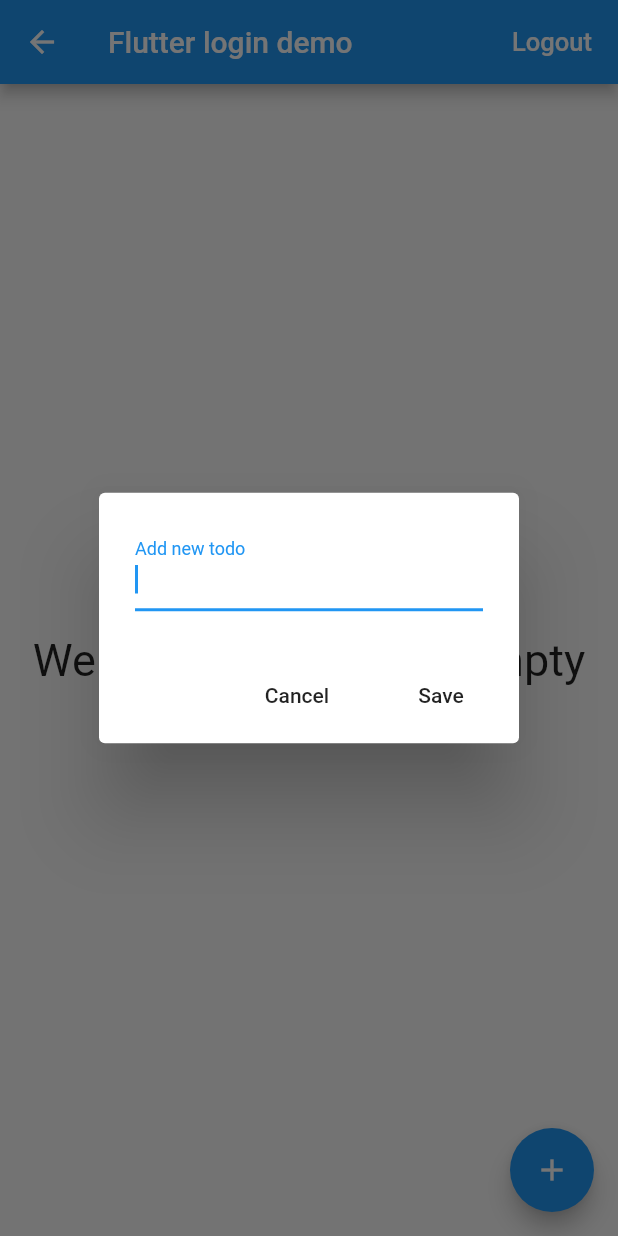
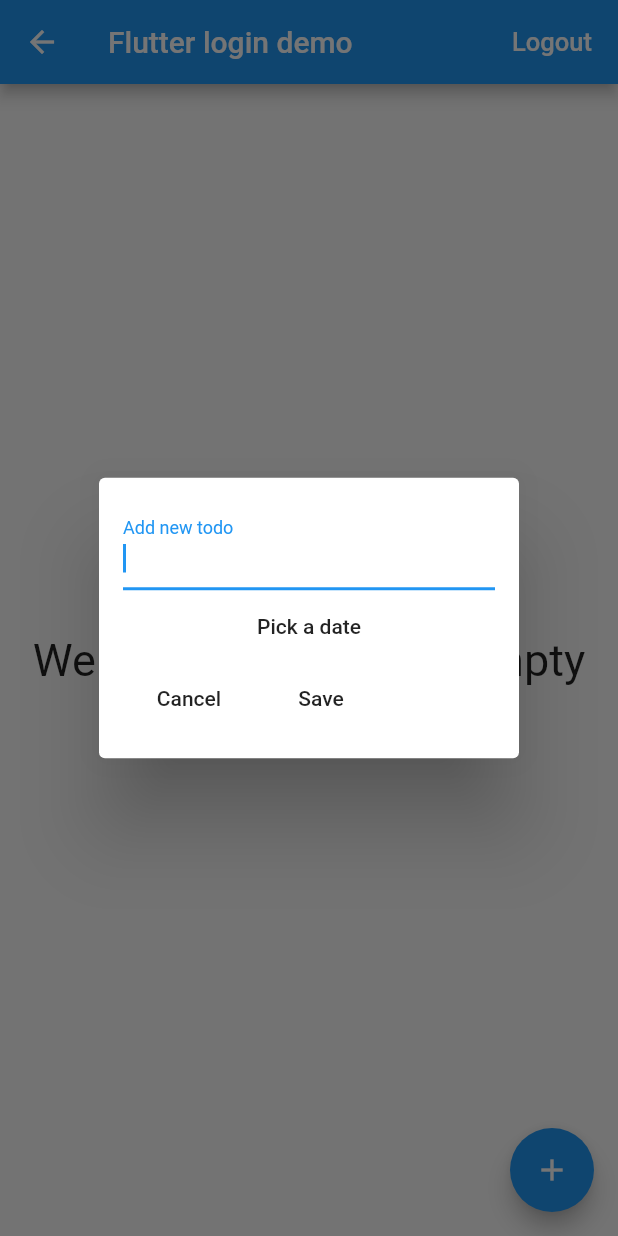
Before and after one commit to tommyspiff/myapp, a Flutter app: the HomePage screen opened directly, after a tap on the "add" icon, on a phone screen of 412 x 824 dp. Run offline on Flutter 3.47's test engine with Material 2 defaults, Android fonts, the phone set to English and light mode, and no system bars; our stand-ins replace cloud_firestore, firebase_auth, firebase_database; accounts and stored records are empty.

Commit message:
finished create new todo

```diff
--- a/myapp/lib/home_page.dart
+++ b/myapp/lib/home_page.dart
@@ -1,6 +1,6 @@
 import 'package:flutter/material.dart';
 import 'package:myapp/authentication.dart';
-import 'package:firebase_database/firebase_database.dart';
+import 'package:cloud_firestore/cloud_firestore.dart';
 import 'package:myapp/todo.dart';
 import 'dart:async';
 
@@ -19,14 +19,14 @@ class HomePage extends StatefulWidget {
 class _HomePageState extends State<HomePage> {
   List<Todo> _todoList;
 
-  final FirebaseDatabase _database = FirebaseDatabase.instance;
+  final databaseReference = Firestore.instance;
   final GlobalKey<FormState> formKey = GlobalKey<FormState>();
 
-  final _textEditingController = TextEditingController();
-  StreamSubscription<Event> _onTodoAddedSubscription;
-  StreamSubscription<Event> _onTodoChangedSubscription;
 
-  Query _todoQuery;
+  // StreamSubscription<Event> _onTodoAddedSubscription;
+  // StreamSubscription<Event> _onTodoChangedSubscription;
+
+  // Query _todoQuery;
 
   //bool _isEmailVerified = false;
 
@@ -35,16 +35,15 @@ class _HomePageState extends State<HomePage> {
     super.initState();
 
     //_checkEmailVerification();
-
     _todoList = new List();
-    _todoQuery = _database
-        .reference()
-        .child("todo")
-        .orderByChild("userId")
-        .equalTo(widget.userId);
-    _onTodoAddedSubscription = _todoQuery.onChildAdded.listen(onEntryAdded);
-    _onTodoChangedSubscription =
-        _todoQuery.onChildChanged.listen(onEntryChanged);
+    // _todoQuery = _database
+    //     .reference()
+    //     .child("todo")
+    //     .orderByChild("userId")
+    //     .equalTo(widget.userId);
+    // _onTodoAddedSubscription = _todoQuery.onChildAdded.listen(onEntryAdded);
+    // _onTodoChangedSubscription =
+    //     _todoQuery.onChildChanged.listen(onEntryChanged);
   }
 
 //  void _checkEmailVerification() async {
@@ -110,27 +109,27 @@ class _HomePageState extends State<HomePage> {
 
   @override
   void dispose() {
-    _onTodoAddedSubscription.cancel();
-    _onTodoChangedSubscription.cancel();
+    // _onTodoAddedSubscription.cancel();
+    // _onTodoChangedSubscription.cancel();
     super.dispose();
   }
 
-  onEntryChanged(Event event) {
-    var oldEntry = _todoList.singleWhere((entry) {
-      return entry.key == event.snapshot.key;
-    });
+  // onEntryChanged(Event event) {
+  //   var oldEntry = _todoList.singleWhere((entry) {
+  //     return entry.key == event.snapshot.key;
+  //   });
 
-    setState(() {
-      _todoList[_todoList.indexOf(oldEntry)] =
-          Todo.fromSnapshot(event.snapshot);
-    });
-  }
+  //   setState(() {
+  //     _todoList[_todoList.indexOf(oldEntry)] =
+  //         Todo.fromSnapshot(event.snapshot);
+  //   });
+  // }
 
-  onEntryAdded(Event event) {
-    setState(() {
-      _todoList.add(Todo.fromSnapshot(event.snapshot));
-    });
-  }
+  // onEntryAdded(Event event) {
+  //   setState(() {
+  //     _todoList.add(Todo.fromSnapshot(event.snapshot));
+  //   });
+  // }
 
   signOut() async {
     try {
@@ -141,63 +140,30 @@ class _HomePageState extends State<HomePage> {
     }
   }
 
-  addNewTodo(String todoItem) {
-    if (todoItem.length > 0) {
-      Todo todo = new Todo(todoItem.toString(), widget.userId, false);
-      _database.reference().child("todo").push().set(todo.toJson());
-    }
-  }
-
   updateTodo(Todo todo) {
     //Toggle completed
     todo.completed = !todo.completed;
     if (todo != null) {
-      _database.reference().child("todo").child(todo.key).set(todo.toJson());
+      // _database.reference().child("todo").child(todo.key).set(todo.toJson());
     }
   }
 
   deleteTodo(String todoId, int index) {
-    _database.reference().child("todo").child(todoId).remove().then((_) {
-      print("Delete $todoId successful");
-      setState(() {
-        _todoList.removeAt(index);
-      });
-    });
+    // _database.reference().child("todo").child(todoId).remove().then((_) {
+    //   print("Delete $todoId successful");
+    //   setState(() {
+    //     _todoList.removeAt(index);
+    //   });
+    // });
   }
 
   showAddTodoDialog(BuildContext context) async {
-    _textEditingController.clear();
     await showDialog<String>(
-        context: context,
-        builder: (BuildContext context) {
-          return AlertDialog(
-            content: new Row(
-              children: <Widget>[
-                new Expanded(
-                    child: new TextField(
-                      controller: _textEditingController,
-                      autofocus: true,
-                      decoration: new InputDecoration(
-                        labelText: 'Add new todo',
-                      ),
-                    ))
-              ],
-            ),
-            actions: <Widget>[
-              new FlatButton(
-                  child: const Text('Cancel'),
-                  onPressed: () {
-                    Navigator.pop(context);
-                  }),
-              new FlatButton(
-                  child: const Text('Save'),
-                  onPressed: () {
-                    addNewTodo(_textEditingController.text.toString());
-                    Navigator.pop(context);
-                  })
-            ],
-          );
-        });
+      barrierDismissible: true,
+      context: context,
+      builder: (BuildContext context) {
+        return ToDoDialog(widget.userId);
+      });
   }
 
   Widget showTodoList() {
@@ -267,3 +233,71 @@ class _HomePageState extends State<HomePage> {
         ));
   }
 }
+
+class ToDoDialog extends StatefulWidget {
+  ToDoDialog(this.userId);
+
+  final String userId;
+
+  @override
+  _ToDoDialogState createState() => new _ToDoDialogState();
+}
+
+class _ToDoDialogState extends State<ToDoDialog> {
+  final _textEditingController = TextEditingController();
+  DateTime _dateTime;
+
+  final databaseReference = Firestore.instance;
+
+  @override
+  Widget build(BuildContext context) {
+    return SimpleDialog(
+      contentPadding: EdgeInsets.all(16.0),
+      children: <Widget>[
+        new Expanded(
+            child: new TextField(
+              controller: _textEditingController,
+              autofocus: true,
+              decoration: new InputDecoration(
+                labelText: 'Add new todo',
+              ),
+            )),
+        new FlatButton(
+          child: Text(_dateTime == null ? 'Pick a date' : _dateTime.toString()),
+          onPressed: () {
+            showDatePicker(
+              context: context,
+              initialDate: DateTime.now(),
+              firstDate: DateTime.now(),
+              lastDate: DateTime(2222))
+              .then((date) {
+                _dateTime = date;
+              });
+          }),
+        new Row(
+          children: <Widget>[
+            new FlatButton(
+              child: const Text('Cancel'),
+              onPressed: () {
+                Navigator.pop(context);
+              }),
+            new FlatButton(
+              child: const Text('Save'),
+              onPressed: () {
+                addNewTodo(_textEditingController.text.toString(), _dateTime);
+                Navigator.pop(context);
+              })
+        ],)
+      ],
+    );
+  }
+
+  addNewTodo(String todoName, DateTime datetime) {
+    if (todoName.length > 0) {
+      Todo todo = new Todo(todoName.toString(), widget.userId, false, datetime);
+      databaseReference.collection(widget.userId).document()
+        .setData(todo.toJson());
+    }
+  }
+
+}
--- a/myapp/lib/todo.dart
+++ b/myapp/lib/todo.dart
@@ -5,20 +5,23 @@ class Todo {
   String subject;
   bool completed;
   String userId;
+  DateTime date;
 
-  Todo(this.subject, this.userId, this.completed);
+  Todo(this.subject, this.userId, this.completed, this.date);
 
   Todo.fromSnapshot(DataSnapshot snapshot) :
         key = snapshot.key,
         userId = snapshot.value["userId"],
         subject = snapshot.value["subject"],
-        completed = snapshot.value["completed"];
+        completed = snapshot.value["completed"],
+        date = snapshot.value["date"];
 
   toJson() {
     return {
       "userId": userId,
       "subject": subject,
       "completed": completed,
+      "date": date
     };
   }
 }
--- a/myapp/pubspec.yaml
+++ b/myapp/pubspec.yaml
@@ -20,7 +20,9 @@ dependencies:
   flutter:
     sdk: flutter
 
+  flutter_datetime_picker: ^1.3.5
   firebase: ^7.2.1
+  cloud_firestore: ^0.13.2
   cupertino_icons: ^0.1.3
   firebase_auth: ^0.15.5+3
   firebase_database: ^3.1.3
```
Also changed, not shown: myapp/lib/main.dart (+0 -10 lines), myapp/pubspec.lock, 1 other file.
